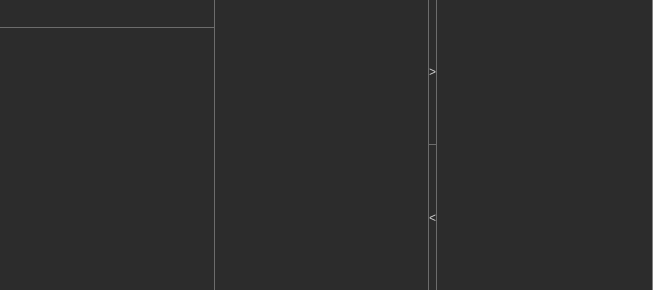
Old version of the form src/ui/game/drinkswidget.ui in the repository lbproductions/psnewmodel.
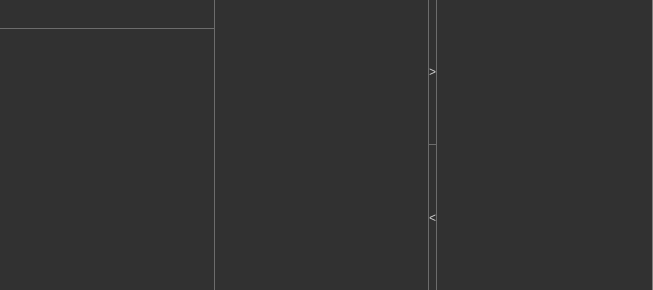
New version of the form.

Diff of the .ui file:
```diff
--- a/src/ui/game/drinkswidget.ui
+++ b/src/ui/game/drinkswidget.ui
@@ -24,12 +24,13 @@
   </property>
   <property name="styleSheet">
    <string notr="true">QWidget {
-	background: rgb(44,44,44);
+	background: rgb(49,49,49);
 	color: rgb(209,209,209);
 }
 
 QFrame#frame {
 	border:none;
+	border-right: 4px solid rgb(49,49,49);
 	border-right: 1px solid rgb(128,128,128);
 }
 
@@ -115,7 +116,7 @@
           <property name="minimumSize">
            <size>
             <width>0</width>
-            <height>28</height>
+            <height>29</height>
            </size>
           </property>
           <property name="maximumSize">
```
